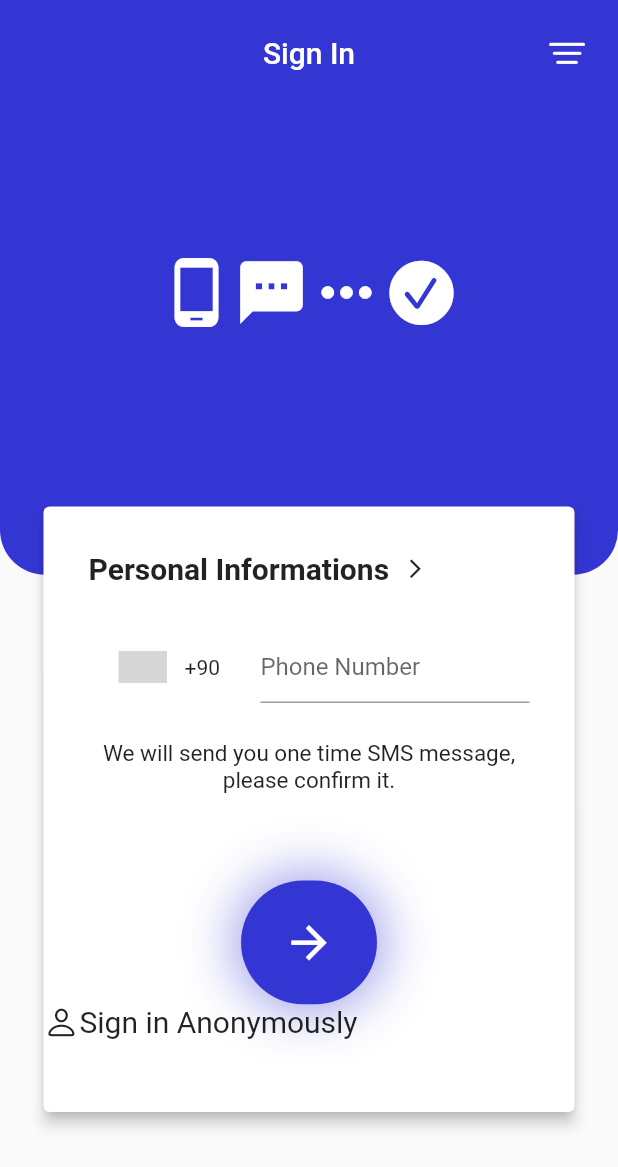
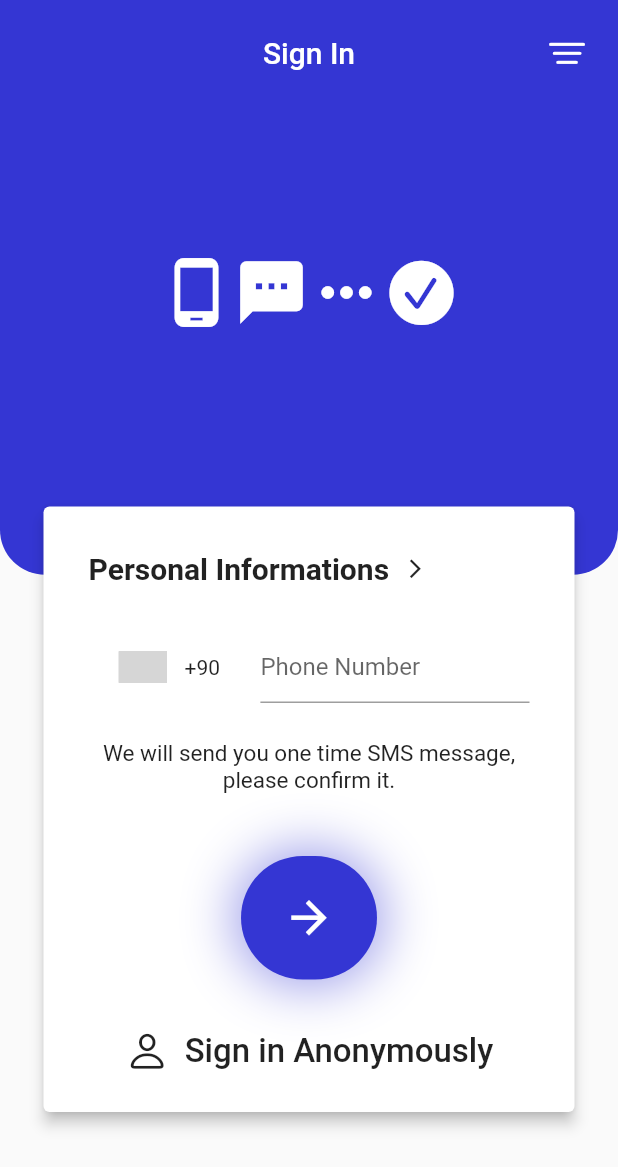
Before and after one commit to alper-efe-sahin/SMART_IX_Task, a Flutter app: the screen it shows after launch, on a phone screen of 412 x 824 dp. Shown: the top 1167 px of the screen. Run offline on Flutter 3.47's test engine with Material 2 defaults, Android fonts, the phone set to English and light mode, and no system bars; drawn by our look-alikes of auto_size_text, intl_phone_number_input; our stand-ins replace auto_route, bot_toast, cloud_firestore, dartz, firebase_auth, firebase_core and 6 more; missing offline and left inert: cloud_firestore_web, firebase_auth_web, firebase_core_web, libphonenumber_web; accounts and stored records are empty; grey boxes are pictures that could not be loaded.

Commit message:
fix ui of the anonymous sign in button

```diff
--- a/lib/presentation/pages/sign_in/widgets/bottom_section_of_the_page.dart
+++ b/lib/presentation/pages/sign_in/widgets/bottom_section_of_the_page.dart
@@ -81,7 +81,7 @@ class BottomSectionOfThePage extends ConsumerWidget {
                   }
                 },
                 child: Container(
-                  margin: EdgeInsets.only(top: 7.h),
+                  margin: EdgeInsets.only(top: 5.h),
                   width: 22.w,
                   height: 10.h,
                   decoration: BoxDecoration(
@@ -105,20 +105,28 @@ class BottomSectionOfThePage extends ConsumerWidget {
                   ),
                 ),
               ),
-              InkWell(
+              Padding(
+                padding: EdgeInsets.only(top: 4.h),
+                child: InkWell(
+                  splashColor: transparentColor,
+                  highlightColor: transparentColor,
                   onTap: () => ref.read(anonymousSignInStateProvider.notifier).signInAnonymously(),
                   child: Row(
+                    mainAxisAlignment: MainAxisAlignment.center,
                     children: const [
-                    Icon(CupertinoIcons.person),
+                      Icon(CupertinoIcons.person, size: 30),
+                      SizedBox(width: 10),
                       CustomText(
                         text: signInAnonymously,
-                      minFontSize: 20,
-                      maxFontSize: 25,
+                        minFontSize: 22,
+                        maxFontSize: 27,
                         textPadding: EdgeInsets.only(),
+                        textStyle: TextStyle(fontWeight: FontWeight.w500),
                       )
                     ],
                   ),
-              )
+                ),
+              ),
             ],
           ),
         ),
```
Lines whose indentation alone changed are shown as unchanged.
